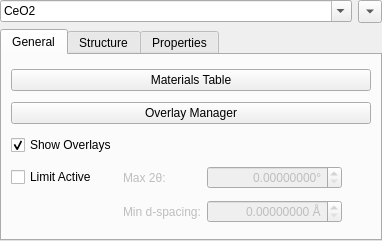
First picture: the form in hexrd/ui/resources/ui/materials_panel.ui, repository HEXRD/hexrdgui, before the edit.
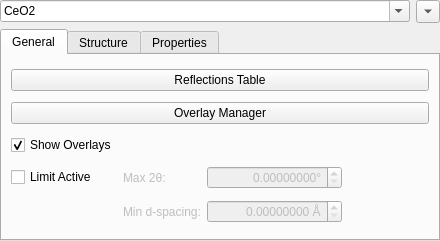
Second picture: the form after the edit. Custom widgets are drawn as their Qt base class.

Commit message:
Rename materials table => reflections table
This is a more accurate name...

Patch:
```diff
--- a/hexrd/ui/resources/ui/materials_panel.ui
+++ b/hexrd/ui/resources/ui/materials_panel.ui
@@ -6,7 +6,7 @@
    <rect>
     <x>0</x>
     <y>0</y>
-    <width>382</width>
+    <width>440</width>
     <height>241</height>
    </rect>
   </property>
@@ -119,7 +119,7 @@
          <item row="0" column="0" colspan="4">
           <widget class="QPushButton" name="show_materials_table">
            <property name="text">
-            <string>Materials Table</string>
+            <string>Reflections Table</string>
            </property>
           </widget>
          </item>
```
Left out of the diff: 4 changed lines with no effect on the pictures. The commit also changes 5 other files.
